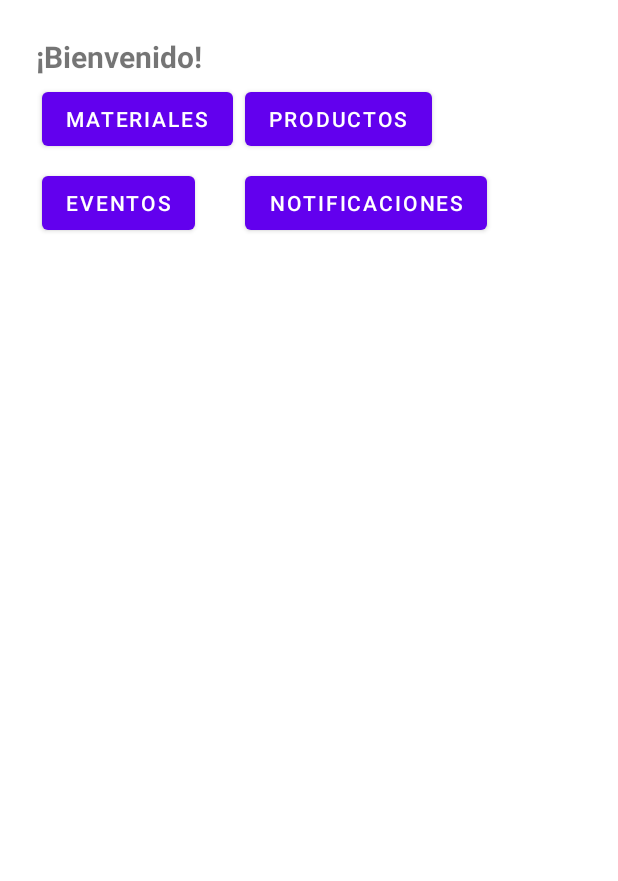
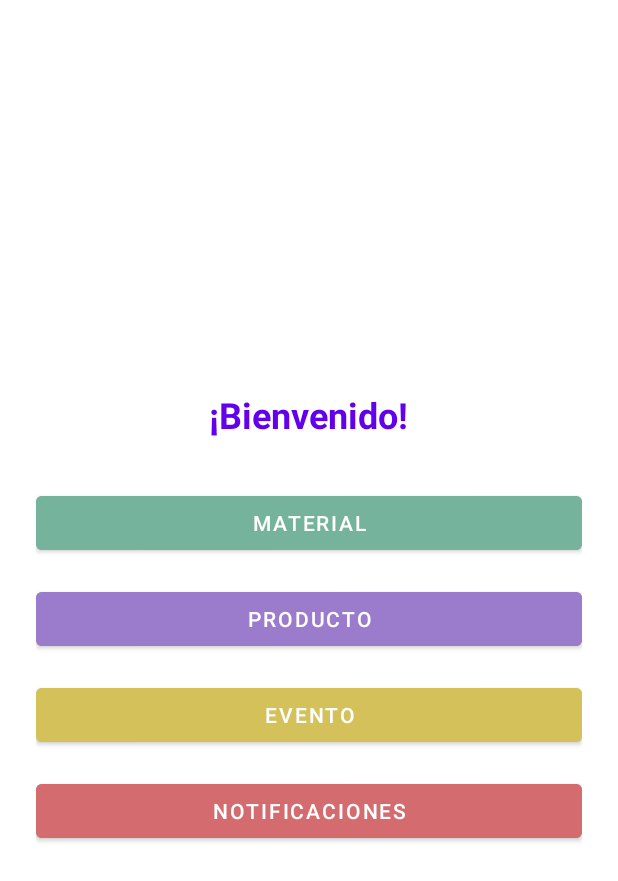
Before and after one commit to Fig-Joaquin/AppReparto, an Android app built with Jetpack Compose: the AdminHomeActivity screen opened directly, with no data from a screen before it, on a phone screen of 412 x 824 dp. Shown: the top 881 px of the screen. Run offline under Robolectric (Android 15) with nearby library versions, the phone set to English and light mode, and no system bars.

Commit message:
pantalla admin lista

```diff
--- a/app/src/main/java/com/example/appreparto/activity/AdminHomeActivity.kt
+++ b/app/src/main/java/com/example/appreparto/activity/AdminHomeActivity.kt
@@ -3,22 +3,23 @@ package com.example.appreparto.activity
 import android.content.Intent
 import android.os.Bundle
 import androidx.appcompat.app.AppCompatActivity
-import com.example.appreparto.databinding.ActivityHomeBinding
+import com.example.appreparto.databinding.ActivityAdminHomeBinding
 
 class AdminHomeActivity : AppCompatActivity() {
-    private lateinit var b: ActivityHomeBinding
+    private lateinit var binding: ActivityAdminHomeBinding
 
-    override fun onCreate(s: Bundle?) {
-        super.onCreate(s)
-        b = ActivityHomeBinding.inflate(layoutInflater)
-        setContentView(b.root)
+    override fun onCreate(savedInstanceState: Bundle?) {
+        super.onCreate(savedInstanceState)
+        // inflamos el binding basado en activity_admin_home.xml
+        binding = ActivityAdminHomeBinding.inflate(layoutInflater)
+        setContentView(binding.root)
 
-        b.btnMaterials.setOnClickListener {
+        // listeners de botones
+        binding.btnMaterials.setOnClickListener {
             startActivity(Intent(this, MaterialListActivity::class.java))
         }
-        // si quieres, aquí puedes dejar vacíos los otros botones:
-        // b.btnProducts.setOnClickListener { /* ... */ }
-        // b.btnEvents   .setOnClickListener { /* ... */ }
-        // b.btnNotif    .setOnClickListener { /* ... */ }
+        // binding.btnProducts.setOnClickListener { ... }
+        // binding.btnEvents.setOnClickListener { ... }
+        // binding.btnNotif.setOnClickListener { ... }
     }
 }
--- a/app/src/main/java/com/example/appreparto/activity/Home.kt
+++ /dev/null
@@ -1,25 +0,0 @@
-package com.example.appreparto.activity
-
-import android.content.Intent
-import android.os.Bundle
-import androidx.activity.enableEdgeToEdge
-import androidx.appcompat.app.AppCompatActivity
-import androidx.core.view.ViewCompat
-import androidx.core.view.WindowInsetsCompat
-import com.example.appreparto.R
-import com.example.appreparto.databinding.ActivityHomeBinding
-
-
-
-class Home : AppCompatActivity() {
-    private lateinit var b: ActivityHomeBinding
-    override fun onCreate(s: Bundle?) {
-        super.onCreate(s)
-        b = ActivityHomeBinding.inflate(layoutInflater); setContentView(b.root)
-
-        b.btnMaterials.setOnClickListener {
-            startActivity(Intent(this, MaterialListActivity::class.java))
-        }
-        // los otros botones pueden quedar vacíos por ahora
-    }
-}
--- a/app/src/main/java/com/example/appreparto/activity/MaterialDetail.kt
+++ b/app/src/main/java/com/example/appreparto/activity/MaterialDetail.kt
@@ -1,13 +1,9 @@
 package com.example.appreparto.activity
 
-import Material
+import com.example.appreparto.model.Material
 import android.os.Bundle
-import androidx.activity.enableEdgeToEdge
 import androidx.activity.viewModels
 import androidx.appcompat.app.AppCompatActivity
-import androidx.core.view.ViewCompat
-import androidx.core.view.WindowInsetsCompat
-import com.example.appreparto.R
 import com.example.appreparto.databinding.ActivityMaterialDetailBinding
 import com.example.appreparto.viewmodel.MaterialViewModel
 
--- a/app/src/main/java/com/example/appreparto/Material.kt
+++ b/app/src/main/java/com/example/appreparto/model/Material.kt
@@ -1,4 +1,4 @@
-
+package com.example.appreparto.model
 data class Material(
     val id: Long = System.currentTimeMillis(),
     var nombre: String,
--- a/app/src/main/java/com/example/appreparto/MaterialRepository.kt
+++ b/app/src/main/java/com/example/appreparto/repository/MaterialRepository.kt
@@ -1,3 +1,7 @@
+package com.example.appreparto.repository
+
+import com.example.appreparto.model.Material
+
 object MaterialRepository {           // ←  ahora es singleton
     private val list = mutableListOf<Material>()
     fun getAll(): List<Material> = list
--- a/app/src/main/java/com/example/appreparto/ui/theme/MaterialAdapter.kt
+++ b/app/src/main/java/com/example/appreparto/ui/theme/MaterialAdapter.kt
@@ -1,7 +1,7 @@
 // ui/material/MaterialAdapter.kt
 package com.example.appreparto.ui.theme
 
-import Material
+import com.example.appreparto.model.Material
 import android.view.LayoutInflater
 import android.view.ViewGroup
 import androidx.recyclerview.widget.RecyclerView
--- a/app/src/main/java/com/example/appreparto/ui/theme/Type.kt
+++ b/app/src/main/java/com/example/appreparto/ui/theme/Type.kt
@@ -6,7 +6,7 @@ import androidx.compose.ui.text.font.FontFamily
 import androidx.compose.ui.text.font.FontWeight
 import androidx.compose.ui.unit.sp
 
-// Set of Material typography styles to start with
+// Set of com.example.appreparto.model.Material typography styles to start with
 val Typography = Typography(
     bodyLarge = TextStyle(
         fontFamily = FontFamily.Default,
--- a/app/src/main/java/com/example/appreparto/viewmodel/MaterialViewModel.kt
+++ b/app/src/main/java/com/example/appreparto/viewmodel/MaterialViewModel.kt
@@ -1,11 +1,10 @@
 package com.example.appreparto.viewmodel
 
-import Material
-import MaterialRepository
+import com.example.appreparto.model.Material
+import com.example.appreparto.repository.MaterialRepository
 import androidx.lifecycle.LiveData
 import androidx.lifecycle.MutableLiveData
 import androidx.lifecycle.ViewModel
-import androidx.lifecycle.ViewModelProvider
 
 class MaterialViewModel : ViewModel() {
     private val _materials = MutableLiveData<List<Material>>()
--- a/app/src/main/res/layout/activity_admin_home.xml
+++ b/app/src/main/res/layout/activity_admin_home.xml
@@ -2,70 +2,74 @@
 <androidx.constraintlayout.widget.ConstraintLayout
     xmlns:android="http://schemas.android.com/apk/res/android"
     xmlns:app="http://schemas.android.com/apk/res-auto"
+    android:id="@+id/root"
     android:layout_width="match_parent"
     android:layout_height="match_parent"
-    android:padding="24dp"
-    android:background="@color/creamDeep">
+    android:fitsSystemWindows="true"
+    android:background="@color/white">
 
-    <!-- Saludo simple -->
-    <TextView
-        android:id="@+id/tvGreeting"
-        android:layout_width="wrap_content"
+    <!-- Contenedor central -->
+    <LinearLayout
+        android:id="@+id/container"
+        android:layout_width="0dp"
         android:layout_height="wrap_content"
-        android:text="¡Bienvenido Admin!"
-        android:textSize="20sp"
-        android:textStyle="bold"
-        android:textColor="@color/textPrimaryDark"
+        android:orientation="vertical"
+        android:gravity="center_horizontal"
+        android:padding="24dp"
         app:layout_constraintTop_toTopOf="parent"
-        app:layout_constraintStart_toStartOf="parent" />
-
-    <!-- Botones en cuadrícula 2×2 -->
-    <androidx.gridlayout.widget.GridLayout
-        android:id="@+id/grid"
-        android:layout_width="0dp"
-        android:layout_height="0dp"
-        app:columnCount="2"
-        app:layout_constraintTop_toBottomOf="@id/tvGreeting"
         app:layout_constraintBottom_toBottomOf="parent"
         app:layout_constraintStart_toStartOf="parent"
-        app:layout_constraintEnd_toEndOf="parent"
-        app:useDefaultMargins="true">
+        app:layout_constraintEnd_toEndOf="parent">
 
+        <!-- Título -->
+        <TextView
+            android:id="@+id/tvGreeting"
+            android:layout_width="wrap_content"
+            android:layout_height="wrap_content"
+            android:text="¡Bienvenido!"
+            android:textSize="24sp"
+            android:textStyle="bold"
+            android:textColor="@color/purple_500"/>
+
+        <!-- Material -->
         <Button
             android:id="@+id/btnMaterials"
-            android:layout_width="0dp"
-            android:layout_height="wrap_content"
-            android:layout_columnWeight="1"
-            android:text="Materiales"
+            android:layout_width="match_parent"
+            android:layout_height="48dp"
+            android:layout_marginTop="32dp"
+            android:text="Material"
             android:textColor="@color/white"
             android:backgroundTint="@color/btnSuccess"/>
 
+        <!-- Producto -->
         <Button
             android:id="@+id/btnProducts"
-            android:layout_width="0dp"
-            android:layout_height="wrap_content"
-            android:layout_columnWeight="1"
-            android:text="Productos"
+            android:layout_width="match_parent"
+            android:layout_height="48dp"
+            android:layout_marginTop="16dp"
+            android:text="Producto"
             android:textColor="@color/white"
             android:backgroundTint="@color/btnInfo"/>
 
+        <!-- Evento -->
         <Button
             android:id="@+id/btnEvents"
-            android:layout_width="0dp"
-            android:layout_height="wrap_content"
-            android:layout_columnWeight="1"
-            android:text="Eventos"
+            android:layout_width="match_parent"
+            android:layout_height="48dp"
+            android:layout_marginTop="16dp"
+            android:text="Evento"
             android:textColor="@color/white"
             android:backgroundTint="@color/btnWarning"/>
 
+        <!-- Notificaciones -->
         <Button
             android:id="@+id/btnNotif"
-            android:layout_width="0dp"
-            android:layout_height="wrap_content"
-            android:layout_columnWeight="1"
+            android:layout_width="match_parent"
+            android:layout_height="48dp"
+            android:layout_marginTop="16dp"
             android:text="Notificaciones"
             android:textColor="@color/white"
             android:backgroundTint="@color/btnDanger"/>
 
-    </androidx.gridlayout.widget.GridLayout>
+    </LinearLayout>
 </androidx.constraintlayout.widget.ConstraintLayout>
--- a/app/src/main/res/layout/activity_home.xml
+++ /dev/null
@@ -1,58 +0,0 @@
-<?xml version="1.0" encoding="utf-8"?>
-<androidx.constraintlayout.widget.ConstraintLayout
-    xmlns:android="http://schemas.android.com/apk/res/android"
-    xmlns:app="http://schemas.android.com/apk/res-auto"
-    android:layout_width="match_parent"
-    android:layout_height="match_parent"
-    android:padding="24dp">
-
-    <!-- Saludo simple -->
-    <TextView
-        android:id="@+id/tvGreeting"
-        android:layout_width="wrap_content"
-        android:layout_height="wrap_content"
-        android:text="¡Bienvenido!"
-        android:textSize="20sp"
-        android:textStyle="bold"
-        app:layout_constraintTop_toTopOf="parent"
-        app:layout_constraintStart_toStartOf="parent" />
-
-    <!-- Cuatro botones en cuadrícula 2×2 -->
-    <androidx.gridlayout.widget.GridLayout
-        android:id="@+id/grid"
-        android:layout_width="0dp"
-        android:layout_height="0dp"
-        app:columnCount="2"
-        app:layout_constraintTop_toBottomOf="@id/tvGreeting"
-        app:layout_constraintBottom_toBottomOf="parent"
-        app:layout_constraintStart_toStartOf="parent"
-        app:layout_constraintEnd_toEndOf="parent"
-        app:useDefaultMargins="true">
-
-
-        <Button
-            android:id="@+id/btnMaterials"
-            android:layout_width="wrap_content"
-            android:layout_height="wrap_content"
-            android:text="Materiales"/>
-
-
-        <Button
-            android:id="@+id/btnProducts"
-            android:layout_width="wrap_content"
-            android:layout_height="wrap_content"
-            android:text="Productos"/>
-
-        <Button
-            android:id="@+id/btnEvents"
-            android:layout_width="wrap_content"
-            android:layout_height="wrap_content"
-            android:text="Eventos"/>
-
-        <Button
-            android:id="@+id/btnNotif"
-            android:layout_width="wrap_content"
-            android:layout_height="wrap_content"
-            android:text="Notificaciones"/>
-    </androidx.gridlayout.widget.GridLayout>
-</androidx.constraintlayout.widget.ConstraintLayout>
```
